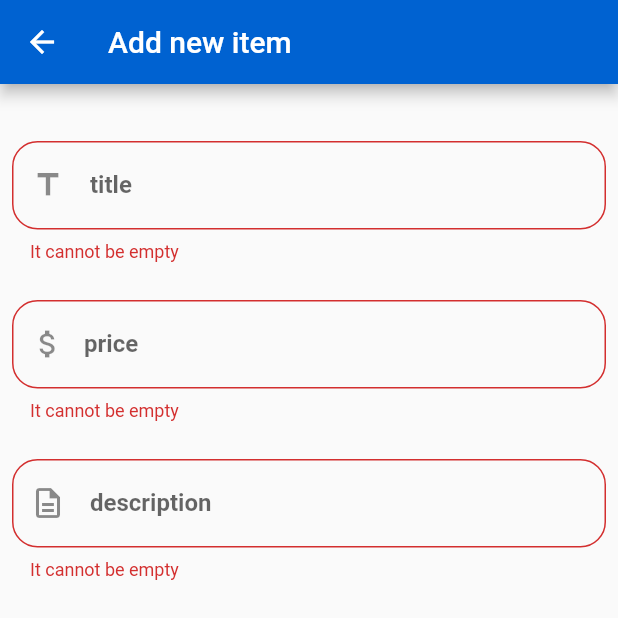
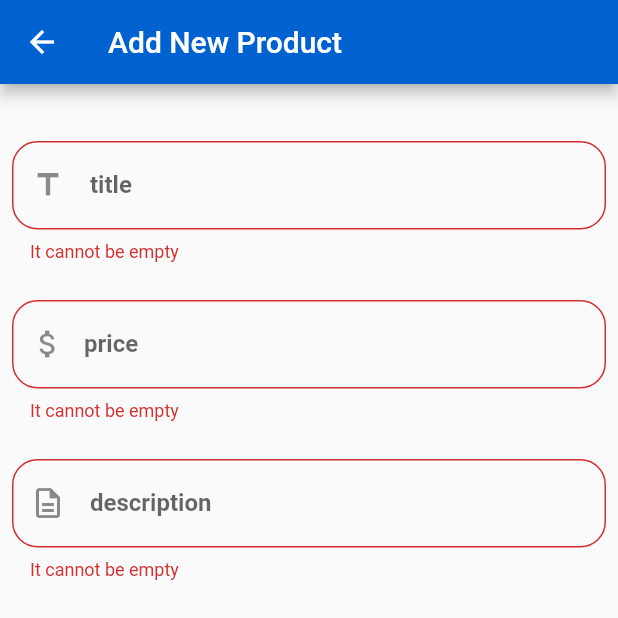
Before and after one commit to MohammedOsama1/PRD, a Flutter app: the AddProductScreen screen opened by its route, after a tap on "Add Product", on a phone screen of 412 x 824 dp, the top half of it. Run offline on Flutter 3.47's test engine with Material 2 defaults, Android fonts, the phone set to English and light mode, and no system bars; our stand-ins replace carousel_slider, rxdart, shared_preferences, smooth_page_indicator; accounts and stored records are empty.

Commit message:
adding edit product function

```diff
--- a/lib/view/screens/add_product.dart
+++ b/lib/view/screens/add_product.dart
@@ -1,9 +1,11 @@
 import 'package:flutter/material.dart';
+import 'package:prd/model/Item.dart';
 import 'package:prd/view/theme.dart';
 import 'package:prd/view/widgets/txtFF.dart';
 
 class AddProductScreen extends StatefulWidget {
-  AddProductScreen({Key? key}) : super(key: key);
+  AddProductScreen({Key? key, this.item}) : super(key: key);
+  final Item? item ;
 
   @override
   State<AddProductScreen> createState() => _AddProductScreenState();
@@ -40,11 +42,34 @@ class _AddProductScreenState extends State<AddProductScreen> {
   ];
 
   @override
+  void initState() {
+    if (widget.item!= null )
+      {
+         titleCont.text = widget.item!.productTitle! ;
+
+         priceCont.text = widget.item!.price!.toString() ;
+
+         descriptionCont.text = widget.item!.productTitle!;
+
+         category.text = widget.item!.category!;
+
+         imgUrlCont.text = widget.item!.image!;
+
+         selectedcont.text = widget.item!.category!;
+
+         NeuralCont.text = widget.item!.neutral!;
+         NegativeCont.text = widget.item!.negative!;
+         PostiveCont.text = widget.item!.positive!;
+      }
+    super.initState();
+  }
+
+  @override
   Widget build(BuildContext context) {
     return Scaffold(
       appBar: AppBar(
         title: Text(
-          'Add new item',
+          widget.item== null?'Add New Product':'Edit Product',
         ),
         backgroundColor: KColor,
       ),
@@ -137,6 +162,7 @@ class _AddProductScreenState extends State<AddProductScreen> {
               GestureDetector(
                 onTap: () {
                   if (formKey.currentState!.validate()) {
+                    widget.item== null?
                     bloc.addNewItem(
                         Category: selectedCategory,
                         productTitle: titleCont.text,
@@ -145,7 +171,18 @@ class _AddProductScreenState extends State<AddProductScreen> {
                         Positive:int.parse( PostiveCont.text),
                         Neutral: int.parse(NeuralCont.text),
                         imgUrl: imgUrlCont.text,
-                        cat_id: getNumberFromString(selectedCategory),context: context);
+                        cat_id: getNumberFromString(selectedCategory),context: context)
+                        :
+                    bloc.upDateItem(
+                      item: widget.item!,
+                        Category: selectedCategory,
+                        productTitle: titleCont.text,
+                        price: int.parse(priceCont.text),
+                        Negative:int.parse( NegativeCont.text),
+                        Positive:int.parse( PostiveCont.text),
+                        Neutral: int.parse(NeuralCont.text),
+                        imgUrl: imgUrlCont.text,
+                        cat_id: getNumberFromString(selectedCategory),context: context, id: widget.item!.iD!);
 
                   }
                 },
@@ -157,7 +194,7 @@ class _AddProductScreenState extends State<AddProductScreen> {
                       color: KColor, borderRadius: BorderRadius.circular(16)),
                   child: Center(
                       child: Text(
-                    'Add Product',
+                        widget.item== null?'Add Product':'Edit Product',
                     style: TextStyle(
                         color: Colors.white,
                         fontSize: 30,
--- a/lib/view/screens/register_screen.dart
+++ b/lib/view/screens/register_screen.dart
@@ -1,5 +1,4 @@
 import 'package:flutter/material.dart';
-import 'package:modal_progress_hud_nsn/modal_progress_hud_nsn.dart';
 import 'package:prd/view/theme.dart';
 import 'package:prd/view/widgets/txtFF.dart';
 
--- a/lib/view/screens/settings_screen.dart
+++ b/lib/view/screens/settings_screen.dart
@@ -6,8 +6,8 @@ class SettingsScreen extends StatelessWidget {
   @override
   Widget build(BuildContext context) {
     return  Row(
+      mainAxisAlignment: MainAxisAlignment.center,
       children: [
-        const SizedBox(width: 50,),
         Column(
           crossAxisAlignment: CrossAxisAlignment.center,
           children:  [
@@ -20,11 +20,7 @@ class SettingsScreen extends StatelessWidget {
             buildCard(txt:'Add Product',icon: Icons.edit,context: context,fun: (){
               Navigator.pushNamed(context,'/editScreen');
             }):Container(),
-            const SizedBox(height: 30,),
-            user.user!.id! > 6999? buildCard(txt:'Edit Product',icon: Icons.ac_unit,context: context,fun: (){
-              Navigator.pushNamed(context,'/editScreen');
 
-            }):Container(),
             const SizedBox(height: 30,),
             buildCard(txt:'DarkMode',icon: Icons.light_mode_outlined ,context: context ,fun: (){
               Navigator.pushNamed(context,'/editScreen');
--- a/pubspec.yaml
+++ b/pubspec.yaml
@@ -41,7 +41,6 @@ dependencies:
   provider:
   fl_chart: ^0.61.0
   carousel_slider:
-  modal_progress_hud_nsn:
   rxdart:
   http:
 
```
Also changed, not shown: lib/controller/BLoC.dart (+54 -0 lines), lib/view/widgets/item_details.dart (+9 -2 lines), pubspec.lock, 5 other files.
